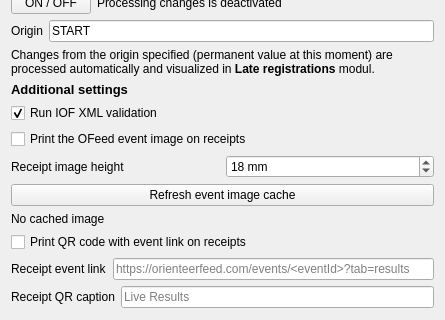
Old version of the form quickevent/app/quickevent/plugins/Event/src/services/ofeed/ofeedclientwidget.ui in the repository arnost00/quickbox; both pictures show x 0 to 445 and y 332 to 652 of the 445 by 652 pixel window.
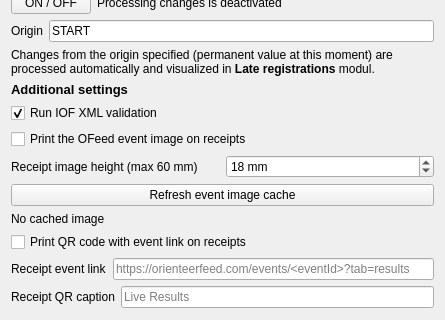
New version of the form.

Commit message: feat: add info about max logo height - 60mm

```diff
--- a/quickevent/app/quickevent/plugins/Event/src/services/ofeed/ofeedclientwidget.ui
+++ b/quickevent/app/quickevent/plugins/Event/src/services/ofeed/ofeedclientwidget.ui
@@ -394,7 +394,7 @@
          <item>
           <widget class="QLabel" name="lbReceiptImageHeight">
            <property name="text">
-            <string>Receipt image height</string>
+             <string>Receipt image height (max 60 mm)</string>
            </property>
           </widget>
          </item>
```
The commit also changes 1 other file.
